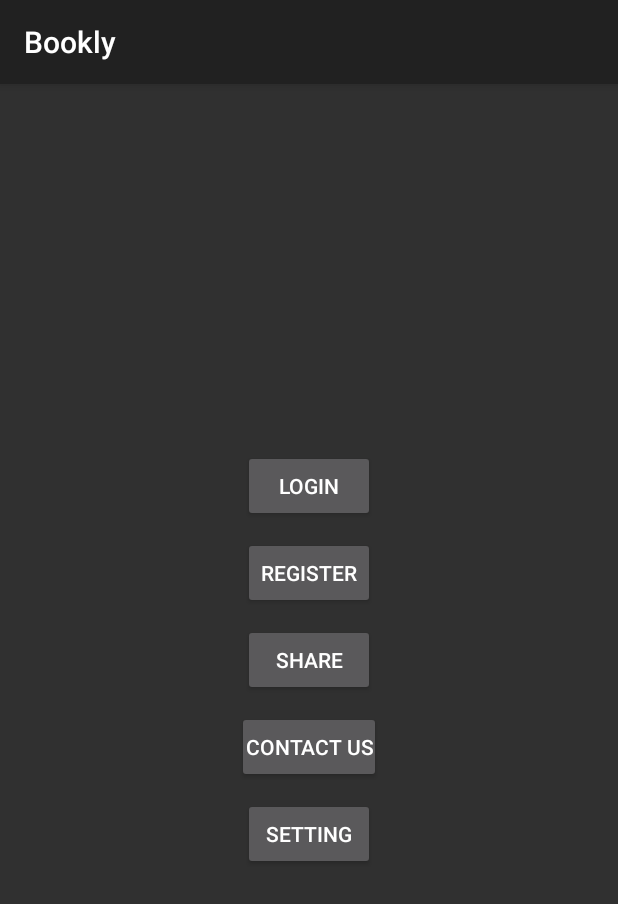
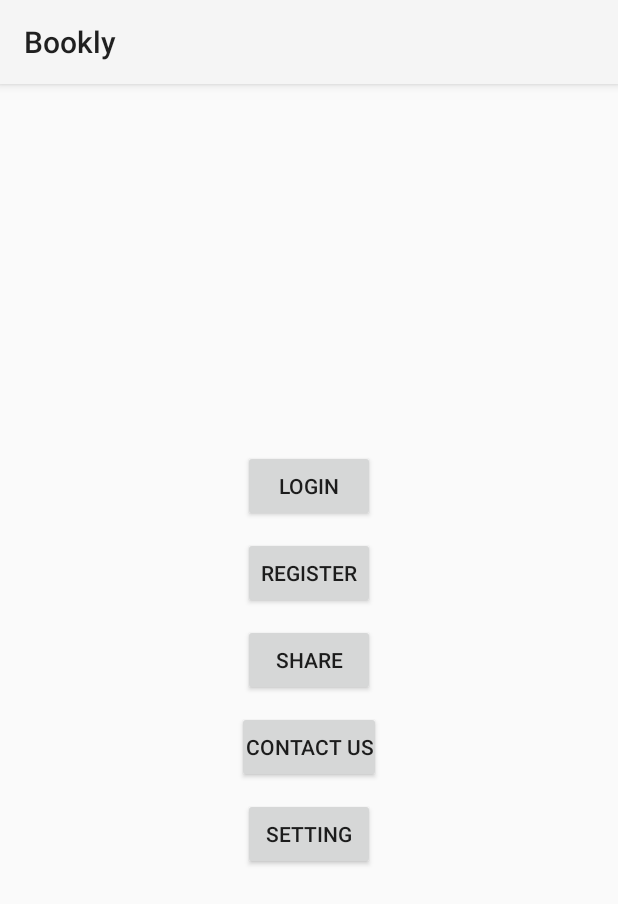
Before and after one commit to EhsanUddoula/Bookly, an Android app: the screen it shows after launch (MainActivity), on a phone screen of 412 x 824 dp. Shown: the top 904 px of the screen. Run offline under Robolectric (Android 15) with nearby library versions, the phone set to English and light mode, and no system bars.

Commit message:
dark mode fixed

```diff
--- a/app/src/main/res/values-night/themes.xml
+++ b/app/src/main/res/values-night/themes.xml
@@ -1,6 +1,6 @@
 <resources xmlns:tools="http://schemas.android.com/tools">
     <!-- Base application theme. -->
-    <style name="Base.Theme.Bookly" parent="Theme.Material3.DayNight.NoActionBar">
+    <style name="Base.Theme.Bookly" parent="Theme.AppCompat.DayNight">
         <!-- Customize your dark theme here. -->
         <!-- <item name="colorPrimary">@color/my_dark_primary</item> -->
     </style>
--- a/app/src/main/res/values/themes.xml
+++ b/app/src/main/res/values/themes.xml
@@ -1,6 +1,6 @@
 <resources xmlns:tools="http://schemas.android.com/tools">
     <!-- Base application theme. -->
-    <style name="Base.Theme.Bookly" parent="Theme.AppCompat" >
+    <style name="Base.Theme.Bookly" parent="Theme.AppCompat.DayNight" >
 
     </style>
 
```
